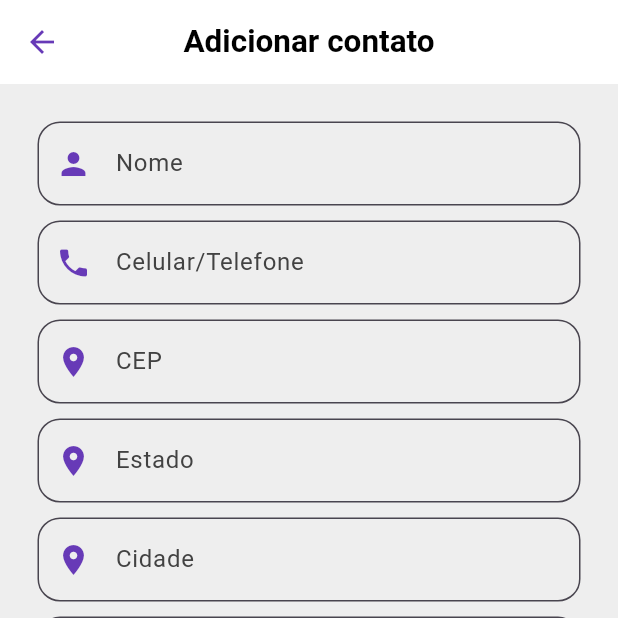
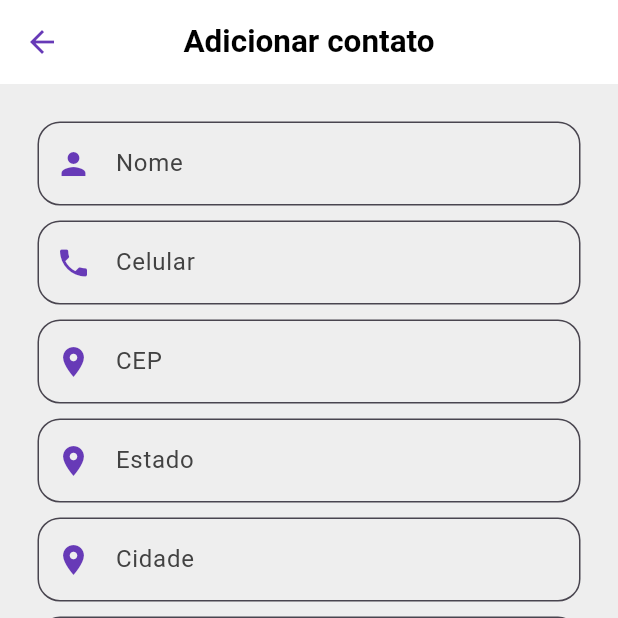
Before and after one commit to lucasmarques2907/EVOLVE_lista_contato, a Flutter app: the screen it shows once a user with an empty profile is signed in, after a tap on the "add" icon, on a phone screen of 412 x 824 dp, the top half of it. Run offline on Flutter 3.47's test engine with Material 3 defaults, Android fonts, the phone set to English and light mode, and no system bars; our stand-ins replace cloud_firestore, email_validator, firebase_auth, firebase_core, flutter_animate, flutter_multi_formatter and 2 more; accounts and stored records are empty.

Commit message:
Implementando botão de toggle para visibilidade das senhas, arrumando bug de 2 loadings ao fazer login/cadastro, validação de quantidade e preenchimento no campo de celular, máscara para numero de celular

```diff
--- a/lib/pages/add_contact.dart
+++ b/lib/pages/add_contact.dart
@@ -2,6 +2,7 @@ import 'package:cloud_firestore/cloud_firestore.dart';
 import 'package:firebase_auth/firebase_auth.dart';
 import 'package:flutter/material.dart';
 import 'package:flutter/services.dart';
+import 'package:flutter_multi_formatter/flutter_multi_formatter.dart';
 import 'package:http/http.dart' as http;
 import 'dart:convert';
 
@@ -59,10 +60,6 @@ class _AddContactState extends State<AddContact> {
     http.Response resposta;
 
     resposta = await http.get(Uri.parse(url));
-
-    // print("Resposta: " + resposta.body);
-
-    // print("StatusCode: "+ resposta.statusCode.toString());
 
     Map<String, dynamic> dadosCep = json.decode(resposta.body);
 
@@ -143,9 +140,10 @@ class _AddContactState extends State<AddContact> {
                         padding: const EdgeInsets.symmetric(horizontal: 25.0),
                         child: TextFormField(
                           keyboardType: TextInputType.number,
-                          inputFormatters: <TextInputFormatter>[
-                            FilteringTextInputFormatter.allow(RegExp(r'[0-9]')),
-                            FilteringTextInputFormatter.digitsOnly
+                          inputFormatters: [
+                            PhoneInputFormatter(
+                                allowEndlessPhone: false,
+                                defaultCountryCode: 'BR')
                           ],
                           textAlignVertical: TextAlignVertical.center,
                           controller: celularController,
@@ -161,7 +159,7 @@ class _AddContactState extends State<AddContact> {
                             ),
                             fillColor: Colors.grey[200],
                             filled: true,
-                            labelText: "Celular/Telefone",
+                            labelText: "Celular",
                             labelStyle: TextStyle(color: Colors.grey[800]),
                           ),
                           onTapOutside: (event) {
@@ -169,8 +167,8 @@ class _AddContactState extends State<AddContact> {
                           },
                           validator: (value) => value.toString().isEmpty
                               ? "Este campo não pode ficar vazio!"
-                              : value!.length < 3
-                                  ? "O númeo de celular/telefone precisa ter no mínimo 3 dígitos"
+                              : value!.length < 15 || value![5] != "9"
+                                  ? "Digite um número de celular válido"
                                   : null,
                           autovalidateMode: AutovalidateMode.onUserInteraction,
                         ),
--- a/lib/pages/home_page.dart
+++ b/lib/pages/home_page.dart
@@ -54,8 +54,10 @@ class _HomePageState extends State<HomePage> {
               ),
             );
           },
-          icon: const Icon(Icons.info_outline_rounded,
-          color: Colors.deepPurple,),
+          icon: const Icon(
+            Icons.info_outline_rounded,
+            color: Colors.deepPurple,
+          ),
         ),
         actions: [
           IconButton(
@@ -127,11 +129,7 @@ class _HomePageState extends State<HomePage> {
                   builder: (context, snapshots) {
                     return (snapshots.connectionState ==
                             ConnectionState.waiting)
-                        ? Center(
-                            child: CircularProgressIndicator(
-                              color: Colors.deepPurple,
-                            ),
-                          )
+                        ? Container()
                         : ListView.builder(
                             itemCount: snapshots.data!.docs.length,
                             itemBuilder: (context, index) {
--- a/lib/pages/information_page.dart
+++ b/lib/pages/information_page.dart
@@ -76,6 +76,10 @@ class InformationPage extends StatelessWidget {
                 ),
                 buildRowPacoteNome("flutter_launcher_icons", "0.13.1"),
                 SizedBox(
+                  height: 5,
+                ),
+                buildRowPacoteNome("flutter_multi_formatter", "2.12.8"),
+                SizedBox(
                   height: 20,
                 ),
               ],
--- a/lib/pages/login_page.dart
+++ b/lib/pages/login_page.dart
@@ -23,11 +23,7 @@ class _LoginPageState extends State<LoginPage> {
     showDialog(
       context: context,
       builder: (context) {
-        return const Center(
-          child: CircularProgressIndicator(
-            value: null,
-          ),
-        );
+        return Center(child: CircularProgressIndicator());
       },
     );
 
@@ -36,9 +32,8 @@ class _LoginPageState extends State<LoginPage> {
         email: emailController.text,
         password: senhaController.text,
       );
-      if (mounted) {
-        Navigator.pop(context);
-      }
+
+      Navigator.pop(context);
     } on FirebaseAuthException catch (e) {
       Navigator.pop(context);
       if (e.code == "invalid-credential") {
@@ -119,6 +114,13 @@ class _LoginPageState extends State<LoginPage> {
     return null;
   }
 
+  bool visibilidadeSenha = true;
+
+  @override
+  void initState() {
+    visibilidadeSenha = true;
+  }
+
   @override
   Widget build(BuildContext context) {
     return Scaffold(
@@ -176,7 +178,7 @@ class _LoginPageState extends State<LoginPage> {
                     Padding(
                       padding: const EdgeInsets.symmetric(horizontal: 25.0),
                       child: TextFormField(
-                        obscureText: true,
+                        obscureText: visibilidadeSenha ? true : false,
                         textAlignVertical: TextAlignVertical.center,
                         controller: senhaController,
                         style: TextStyle(color: Colors.black),
@@ -191,6 +193,19 @@ class _LoginPageState extends State<LoginPage> {
                           filled: true,
                           labelText: "Senha",
                           labelStyle: TextStyle(color: Colors.grey[800]),
+                          suffixIcon: IconButton(
+                            icon: Icon(
+                              visibilidadeSenha
+                                  ? Icons.visibility_off
+                                  : Icons.visibility,
+                              color: Colors.deepPurple,
+                            ),
+                            onPressed: () {
+                              setState(() {
+                                visibilidadeSenha = !visibilidadeSenha;
+                              });
+                            },
+                          ),
                         ),
                         onTapOutside: (event) {
                           FocusManager.instance.primaryFocus?.unfocus();
--- a/lib/pages/signup_page.dart
+++ b/lib/pages/signup_page.dart
@@ -23,26 +23,30 @@ class _SignupPageState extends State<SignupPage> {
     showDialog(
       context: context,
       builder: (context) {
-        return const Center(
-          child: CircularProgressIndicator(),
-        );
+        return Center(child: CircularProgressIndicator());
       },
     );
 
-    try{
+    try {
       await FirebaseAuth.instance.createUserWithEmailAndPassword(
         email: emailController.text,
         password: senhaController.text,
       );
-      if(mounted){
-        Navigator.pop(context);
-      }
+
+      Navigator.pop(context);
     } on FirebaseAuthException catch (e) {
       Navigator.pop(context);
-    if (e.code == "email-already-in-use"){
-     mostrarMsgErro("Email em uso", "Este email já está cadastrado");
+      if (e.code == "email-already-in-use") {
+        mostrarMsgErro("Email em uso", "Este email já está cadastrado");
+      }
     }
-    }
+  }
+
+  bool visibilidadeSenha = true;
+
+  @override
+  void initState() {
+    visibilidadeSenha = true;
   }
 
   void mostrarMsgErro(String tituloMensagem, String mensagem) {
@@ -174,7 +178,7 @@ class _SignupPageState extends State<SignupPage> {
                     Padding(
                       padding: const EdgeInsets.symmetric(horizontal: 25.0),
                       child: TextFormField(
-                        obscureText: true,
+                        obscureText: visibilidadeSenha ? true : false,
                         textAlignVertical: TextAlignVertical.center,
                         controller: senhaController,
                         style: TextStyle(color: Colors.black),
@@ -190,6 +194,19 @@ class _SignupPageState extends State<SignupPage> {
                           filled: true,
                           labelText: "Senha",
                           labelStyle: TextStyle(color: Colors.grey[800]),
+                          suffixIcon: IconButton(
+                            icon: Icon(
+                              visibilidadeSenha
+                                  ? Icons.visibility_off
+                                  : Icons.visibility,
+                              color: Colors.deepPurple,
+                            ),
+                            onPressed: () {
+                              setState(() {
+                                visibilidadeSenha = !visibilidadeSenha;
+                              });
+                            },
+                          ),
                         ),
                         onTapOutside: (event) {
                           FocusManager.instance.primaryFocus?.unfocus();
@@ -206,7 +223,7 @@ class _SignupPageState extends State<SignupPage> {
                     Padding(
                       padding: const EdgeInsets.symmetric(horizontal: 25.0),
                       child: TextFormField(
-                        obscureText: true,
+                        obscureText: visibilidadeSenha ? true : false,
                         textAlignVertical: TextAlignVertical.center,
                         controller: repetirSenhaController,
                         style: TextStyle(color: Colors.black),
@@ -222,6 +239,19 @@ class _SignupPageState extends State<SignupPage> {
                           filled: true,
                           labelText: "Repita a sua senha",
                           labelStyle: TextStyle(color: Colors.grey[800]),
+                          suffixIcon: IconButton(
+                            icon: Icon(
+                              visibilidadeSenha
+                                  ? Icons.visibility_off
+                                  : Icons.visibility,
+                              color: Colors.deepPurple,
+                            ),
+                            onPressed: () {
+                              setState(() {
+                                visibilidadeSenha = !visibilidadeSenha;
+                              });
+                            },
+                          ),
                         ),
                         onTapOutside: (event) {
                           FocusManager.instance.primaryFocus?.unfocus();
--- a/pubspec.yaml
+++ b/pubspec.yaml
@@ -45,6 +45,7 @@ dependencies:
   email_validator: ^2.1.17
   flutter_animate: ^4.5.0
   flutter_launcher_icons: ^0.13.1
+  flutter_multi_formatter: ^2.12.8
 
 flutter_launcher_icons:
   android: "launcher_icon"
```
Also changed, not shown: lib/pages/edit_contact.dart (+16 -24 lines), pubspec.lock.
